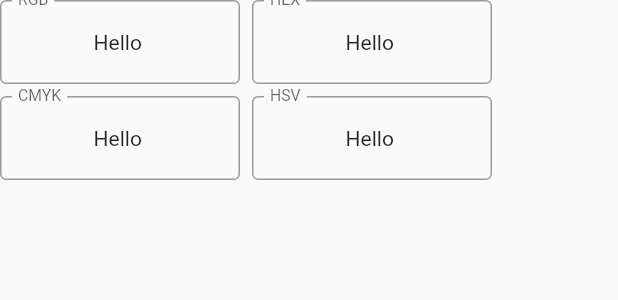
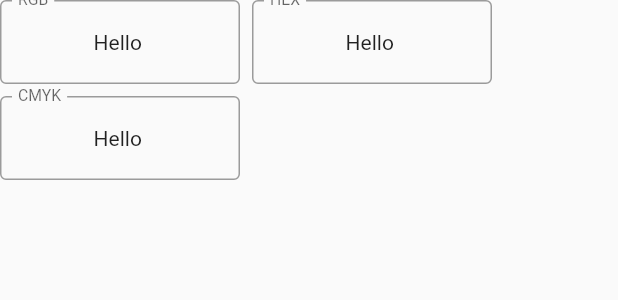
Before and after one commit to SeanErvinson/color-picker, a Flutter app: the ValueConfiguration widget shown alone on an empty page, opened directly, on a phone screen of 412 x 824 dp. Shown: the top 300 px of the screen. Run offline on Flutter 3.47's test engine with Material 2 defaults, Android fonts, the phone set to English and light mode, and no system bars; our stand-ins replace bloc, flutter_bloc, flutter_image_compress, fluttertoast, image_picker; missing offline and left inert: storage_path.

Commit message:
Removed hsv

```diff
--- a/lib/components/appraise/value_configuration.dart
+++ b/lib/components/appraise/value_configuration.dart
@@ -10,7 +10,6 @@ class ValueConfiguration extends StatefulWidget {
 
 class _ValueConfigurationState extends State<ValueConfiguration> {
   final TextEditingController _rgbController = TextEditingController();
-  final TextEditingController _hsvController = TextEditingController();
   final TextEditingController _cmykController = TextEditingController();
   final TextEditingController _hexController = TextEditingController();
   final double _wrapSpacing = 8.0;
@@ -18,7 +17,6 @@ class _ValueConfigurationState extends State<ValueConfiguration> {
   @override
   void initState() {
     _rgbController.text = "Hello";
-    _hsvController.text = "Hello";
     _cmykController.text = "Hello";
     _hexController.text = "Hello";
     super.initState();
@@ -27,7 +25,6 @@ class _ValueConfigurationState extends State<ValueConfiguration> {
   @override
   void dispose() {
     _rgbController.dispose();
-    _hsvController.dispose();
     _cmykController.dispose();
     _hexController.dispose();
     super.dispose();
@@ -53,10 +50,6 @@ class _ValueConfigurationState extends State<ValueConfiguration> {
         ValueField(
           controller: _cmykController,
           labelText: Strings.cmykColorLabel,
-        ),
-        ValueField(
-          controller: _hsvController,
-          labelText: Strings.hsvColorLabel,
         ),
       ],
     );
--- a/lib/values/strings.dart
+++ b/lib/values/strings.dart
@@ -2,7 +2,6 @@ class Strings {
   static const String appName = "Color Picker";
   static const String gallery = "Gallery";
   static const String emptyGallery = "No images available.";
-  static const String hsvColorLabel = "HSV";
   static const String cmykColorLabel = "CMYK";
   static const String rgbColorLabel = "RGB";
   static const String hexColorLabel = "HEX";
```
